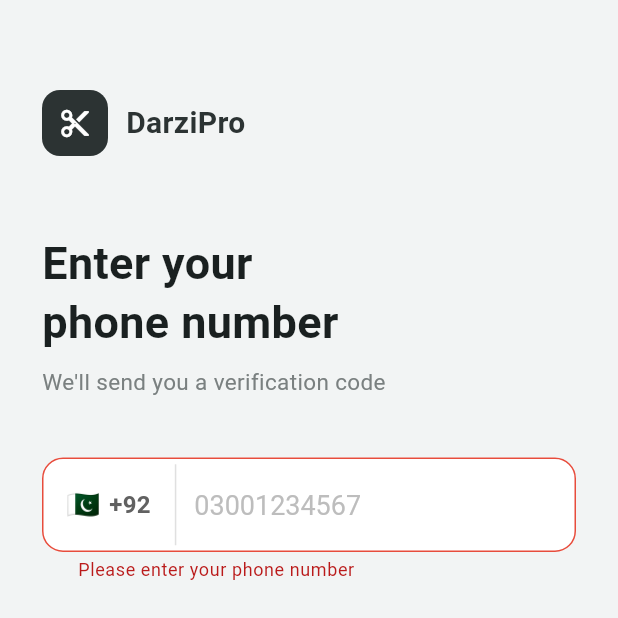
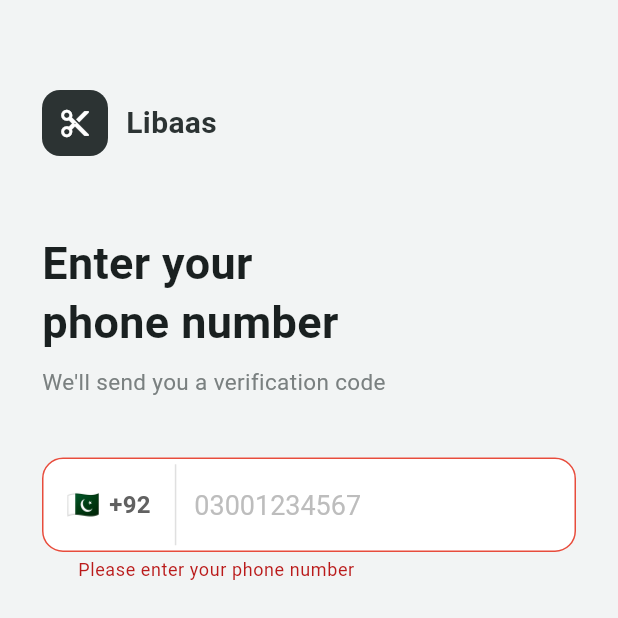
Before and after one commit to AhmadNazir1104/clo_Customer, a Flutter app: the screen it shows after launch, after a tap on "Send OTP", on a phone screen of 412 x 824 dp, the top half of it. Run offline on Flutter 3.47's test engine with Material 3 defaults, Android fonts, the phone set to English and light mode, and no system bars; our stand-ins replace audioplayers, cached_network_image, cloud_firestore, firebase_auth, firebase_core, firebase_storage and 5 more; missing offline and left inert: firebase_app_check, record; accounts and stored records are empty.

Commit message:
Rename all in-app references from DarziPro to Libaas
- MaterialApp title: DarziPro → Libaas
- App class: DarziCustomerApp → LibaasApp
- Login screen logo text: DarziPro → Libaas
- l10n English: DarziPro → Libaas
- l10n Urdu: درزی پرو → لباس
- arb source files updated

Co-Authored-By: Claude Sonnet 4.6 <noreply@anthropic.com>

```diff
--- a/lib/features/auth/screens/phone_input_screen.dart
+++ b/lib/features/auth/screens/phone_input_screen.dart
@@ -113,7 +113,7 @@ class _PhoneInputScreenState extends ConsumerState<PhoneInputScreen> {
         ),
         const SizedBox(width: 12),
         const Text(
-          'DarziPro',
+          'Libaas',
           style: TextStyle(
             fontSize: 20,
             fontWeight: FontWeight.w700,
--- a/lib/l10n/app_en.arb
+++ b/lib/l10n/app_en.arb
@@ -1,6 +1,6 @@
 {
   "@@locale": "en",
-  "appName": "DarziPro",
+  "appName": "Libaas",
   "@appName": { "description": "App name" },
   "myOrders": "My Orders",
   "@myOrders": { "description": "Tab label for orders" },
--- a/lib/l10n/app_localizations_en.dart
+++ b/lib/l10n/app_localizations_en.dart
@@ -9,7 +9,7 @@ class AppLocalizationsEn extends AppLocalizations {
   AppLocalizationsEn([String locale = 'en']) : super(locale);
 
   @override
-  String get appName => 'DarziPro';
+  String get appName => 'Libaas';
 
   @override
   String get myOrders => 'My Orders';
--- a/lib/l10n/app_localizations_ur.dart
+++ b/lib/l10n/app_localizations_ur.dart
@@ -9,7 +9,7 @@ class AppLocalizationsUr extends AppLocalizations {
   AppLocalizationsUr([String locale = 'ur']) : super(locale);
 
   @override
-  String get appName => 'درزی پرو';
+  String get appName => 'لباس';
 
   @override
   String get myOrders => 'میرے آرڈر';
--- a/lib/l10n/app_ur.arb
+++ b/lib/l10n/app_ur.arb
@@ -1,6 +1,6 @@
 {
   "@@locale": "ur",
-  "appName": "درزی پرو",
+  "appName": "لباس",
   "myOrders": "میرے آرڈر",
   "measurements": "پیمائش",
   "profile": "پروفائل",
--- a/lib/main.dart
+++ b/lib/main.dart
@@ -19,17 +19,17 @@ void main() async {
     providerApple: AppleDebugProvider(),
   );
 
-  runApp(const ProviderScope(child: DarziCustomerApp()));
+  runApp(const ProviderScope(child: LibaasApp()));
 }
 
-class DarziCustomerApp extends ConsumerWidget {
-  const DarziCustomerApp({super.key});
+class LibaasApp extends ConsumerWidget {
+  const LibaasApp({super.key});
 
   @override
   Widget build(BuildContext context, WidgetRef ref) {
     final locale = ref.watch(localeProvider);
     return MaterialApp.router(
-      title: 'DarziPro',
+      title: 'Libaas',
       debugShowCheckedModeBanner: false,
       locale: locale,
       supportedLocales: const [Locale('en'), Locale('ur')],
```
Also changed, not shown: 3 other files.
